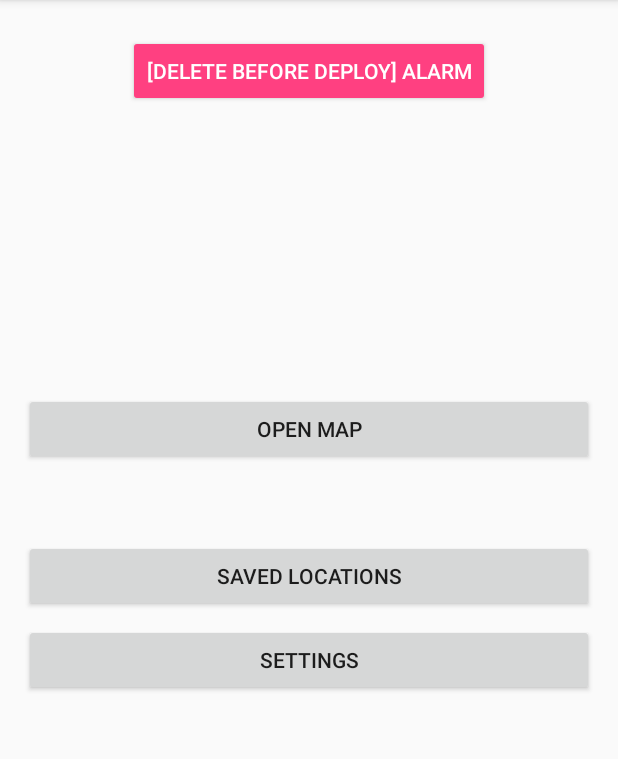
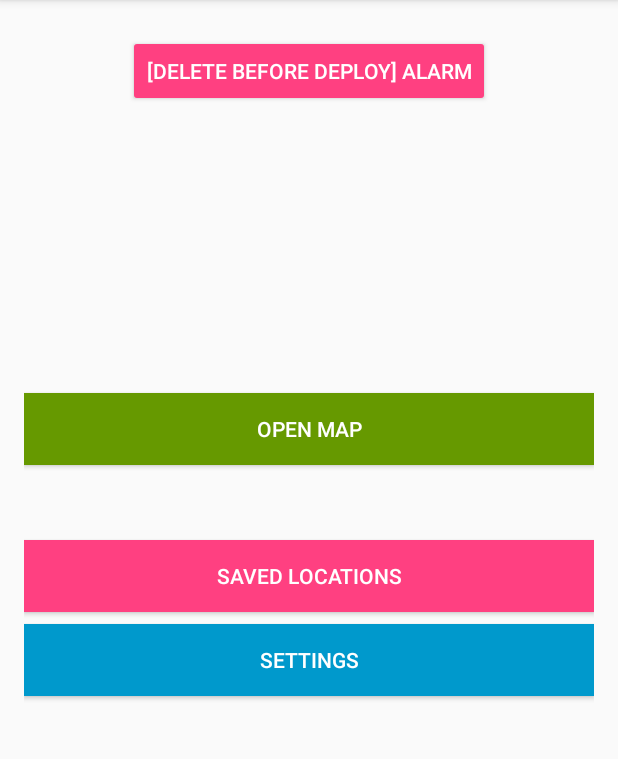
Before and after one commit to Ma77C0nd0n/Android_Maps, an Android app: the screen it shows after launch (MainActivity), on a phone screen of 412 x 824 dp, the part 84-843 px from its top. Run offline under Robolectric (Android 15) with nearby library versions, the phone set to English and light mode, and no system bars.

Commit message:
moar preti butons

```diff
--- a/app/src/main/res/layout/activity_main.xml
+++ b/app/src/main/res/layout/activity_main.xml
@@ -19,7 +19,9 @@
         android:layout_alignParentLeft="true"
         android:layout_alignParentStart="true"
         android:layout_below="@+id/Bsavedlocations"
-        android:layout_marginTop="@dimen/cast_intro_overlay_button_margin_bottom" />
+        android:layout_marginTop="@dimen/cast_intro_overlay_button_margin_bottom"
+        style="@style/Widget.AppCompat.Button.Colored"
+        android:background="@android:color/holo_blue_dark" />
 
     <Button
         android:text="Saved Locations"
@@ -29,7 +31,9 @@
         android:onClick="onButtonClick"
         android:layout_alignParentLeft="true"
         android:layout_alignParentStart="true"
-        android:layout_centerVertical="true" />
+        android:layout_centerVertical="true"
+        style="@style/Widget.AppCompat.Button.Colored"
+        android:background="?attr/colorAccent" />
 
     <Button
         android:text="[Delete before deploy] ALARM"
@@ -51,7 +55,9 @@
         android:layout_marginBottom="50dp"
         android:layout_above="@+id/Bsavedlocations"
         android:layout_alignParentLeft="true"
-        android:layout_alignParentStart="true" />
+        android:layout_alignParentStart="true"
+        style="@style/Widget.AppCompat.Button.Colored"
+        android:background="@android:color/holo_green_dark" />
 
 
 </RelativeLayout>
```
